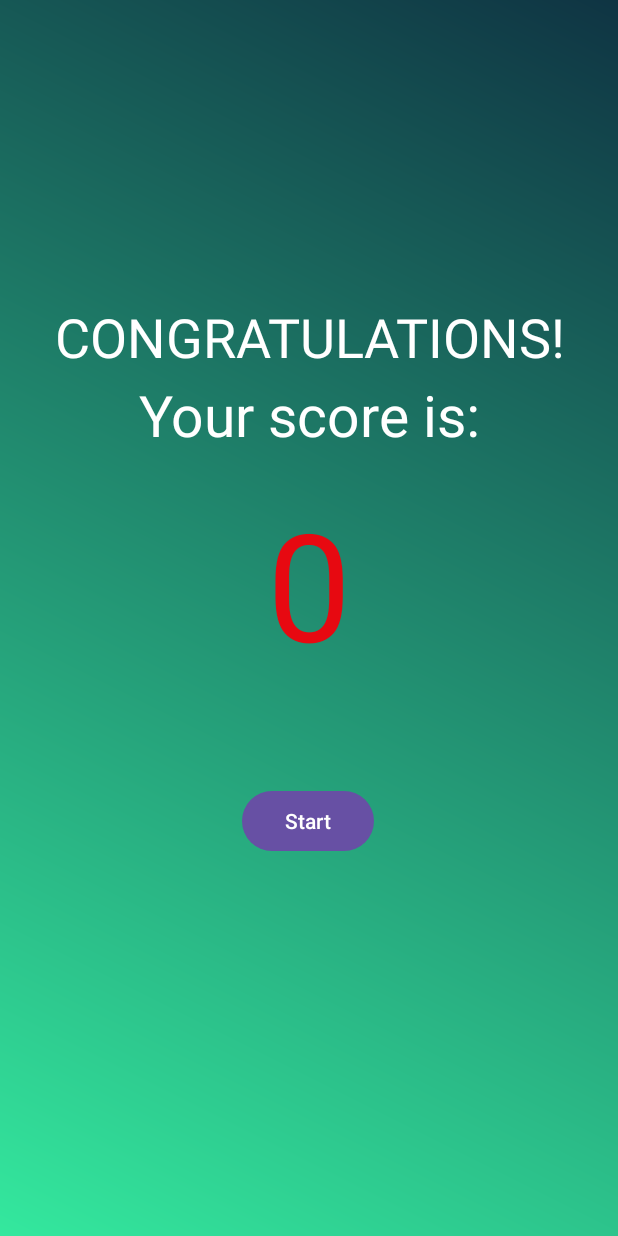
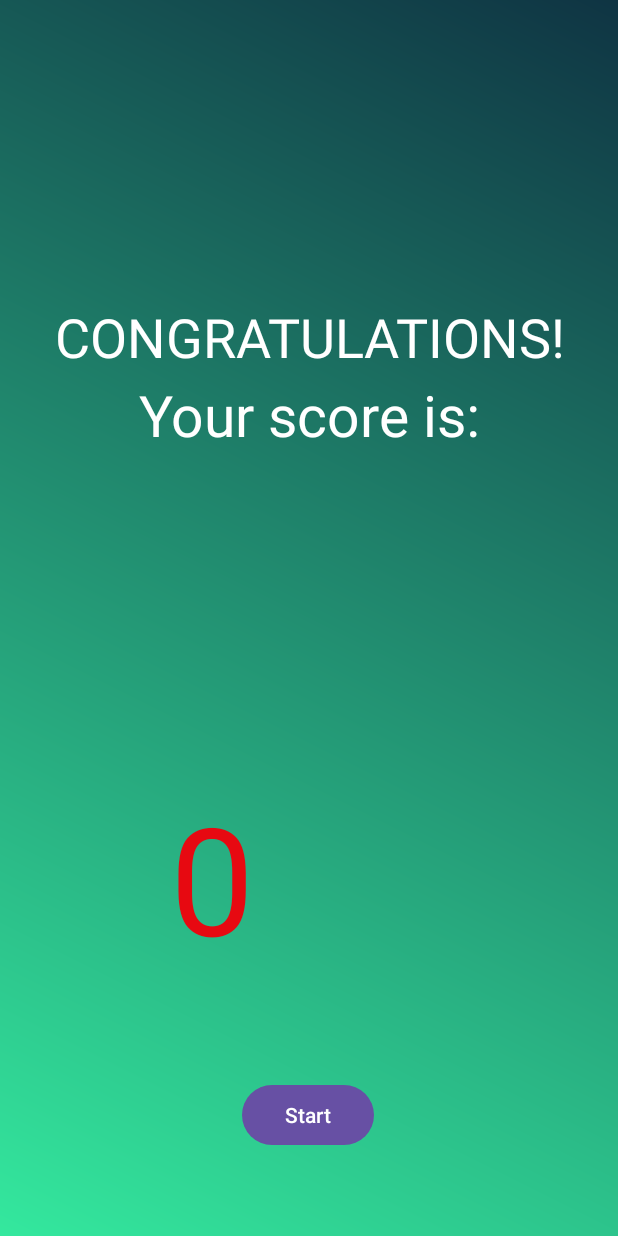
Before and after one commit to ShemLeon/Android_GeoQuiz, an Android app: the FinishActivity screen opened directly, with no data from a screen before it, on a phone screen of 412 x 824 dp. Run offline under Robolectric (Android 15) with nearby library versions, the phone set to English and light mode, and no system bars.

```diff
--- a/app/src/main/java/com/example/geoquiz/RegisterActivity.java
+++ b/app/src/main/java/com/example/geoquiz/RegisterActivity.java
@@ -41,6 +41,7 @@ public class RegisterActivity extends AppCompatActivity {
             v.setPadding(systemBars.left, systemBars.top, systemBars.right, systemBars.bottom);
             return insets;
         });
+
         // инициализация аутентификации и БД с Firebase
         auth = FirebaseAuth.getInstance();
         database = FirebaseDatabase.getInstance();
--- a/app/src/main/res/layout/activity_finish.xml
+++ b/app/src/main/res/layout/activity_finish.xml
@@ -49,15 +49,15 @@
         android:id="@+id/tv_finalScore"
         android:layout_width="wrap_content"
         android:layout_height="wrap_content"
-        android:layout_marginTop="20dp"
+        android:layout_marginTop="216dp"
         android:gravity="center"
         android:text="0000"
         android:textColor="@color/red"
         android:textSize="100sp"
         app:layout_constraintEnd_toEndOf="parent"
+        app:layout_constraintHorizontal_bias="0.318"
         app:layout_constraintStart_toStartOf="parent"
-        app:layout_constraintTop_toBottomOf="@id/tv_your_score"
-        />
+        app:layout_constraintTop_toBottomOf="@id/tv_your_score" />
 
     <Button
         android:id="@+id/btn_login"
```
Also changed, not shown: app/src/main/java/com/example/geoquiz/QuizActivity.java (+6 -1 lines).
